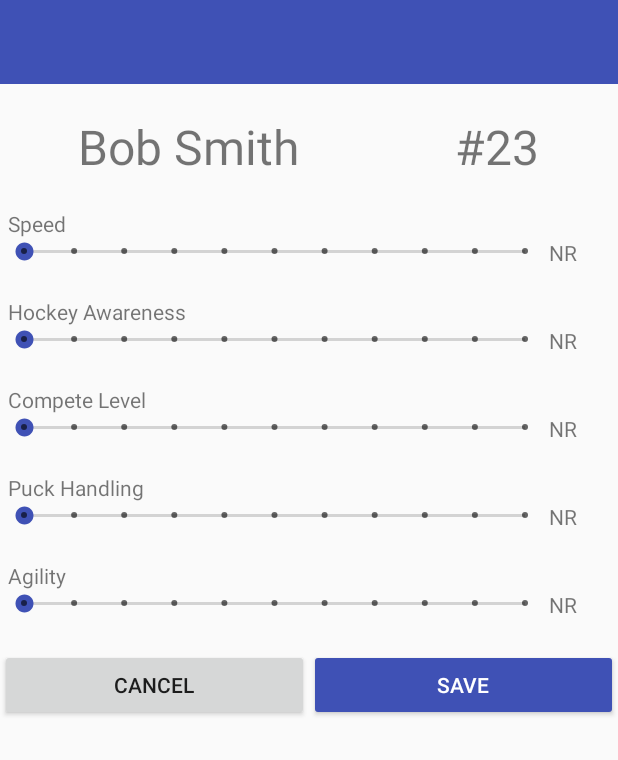
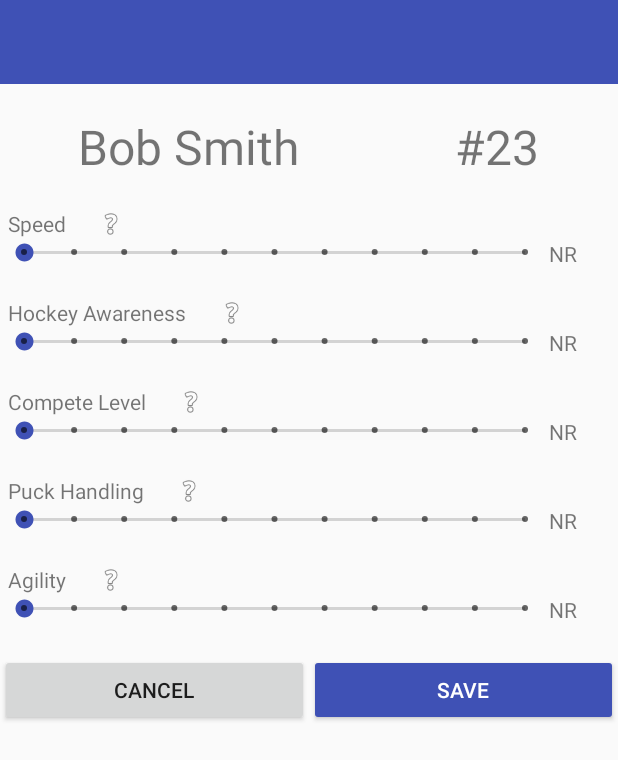
Before and after one commit to fdrury/HockeyConnect, an Android app: the screen it shows after launch (PlayerEvaluationActivity), on a phone screen of 412 x 824 dp. Shown: the top 760 px of the screen. Run offline under Robolectric (Android 15) with nearby library versions, the light colour scheme and no system bars.

Commit message:
added help buttons

```diff
--- a/code/HockeyConnect/app/src/main/res/layout/activity_player_evaluation.xml
+++ b/code/HockeyConnect/app/src/main/res/layout/activity_player_evaluation.xml
@@ -51,12 +51,30 @@
             android:layout_width="match_parent"
             android:layout_height="20dp" />
 
+        <LinearLayout
+            android:layout_width="match_parent"
+            android:layout_height="match_parent"
+            android:orientation="horizontal">
+
             <TextView
                 android:id="@+id/textViewAttributeName0"
-            android:layout_width="match_parent"
+                android:layout_width="wrap_content"
                 android:layout_height="wrap_content"
                 android:layout_marginLeft="5dp"
                 android:text="Attribute 0" />
+
+            <Space
+                android:layout_width="20dp"
+                android:layout_height="wrap_content" />
+
+            <ImageButton
+                android:id="@+id/helpButton0"
+                android:layout_width="20dp"
+                android:layout_height="20dp"
+                android:scaleType="fitCenter"
+                android:background="@color/colorTransparent"
+                app:srcCompat="@android:drawable/ic_menu_help" />
+        </LinearLayout>
 
         <LinearLayout
             android:layout_width="match_parent"
@@ -87,12 +105,30 @@
             android:layout_width="match_parent"
             android:layout_height="20dp" />
 
+        <LinearLayout
+            android:layout_width="match_parent"
+            android:layout_height="match_parent"
+            android:orientation="horizontal">
+
             <TextView
                 android:id="@+id/textViewAttributeName1"
-            android:layout_width="match_parent"
+                android:layout_width="wrap_content"
                 android:layout_height="wrap_content"
                 android:layout_marginLeft="5dp"
-            android:text="Attribute 1" />
+                android:text="Attribute 0" />
+
+            <Space
+                android:layout_width="20dp"
+                android:layout_height="wrap_content" />
+
+            <ImageButton
+                android:id="@+id/helpButton1"
+                android:layout_width="20dp"
+                android:layout_height="20dp"
+                android:scaleType="fitCenter"
+                android:background="@color/colorTransparent"
+                app:srcCompat="@android:drawable/ic_menu_help" />
+        </LinearLayout>
 
         <LinearLayout
             android:layout_width="match_parent"
@@ -123,12 +159,30 @@
             android:layout_width="match_parent"
             android:layout_height="20dp" />
 
+        <LinearLayout
+            android:layout_width="match_parent"
+            android:layout_height="match_parent"
+            android:orientation="horizontal">
+
             <TextView
                 android:id="@+id/textViewAttributeName2"
-            android:layout_width="match_parent"
+                android:layout_width="wrap_content"
                 android:layout_height="wrap_content"
                 android:layout_marginLeft="5dp"
-            android:text="Attribute 2" />
+                android:text="Attribute 0" />
+
+            <Space
+                android:layout_width="20dp"
+                android:layout_height="wrap_content" />
+
+            <ImageButton
+                android:id="@+id/helpButton2"
+                android:layout_width="20dp"
+                android:layout_height="20dp"
+                android:scaleType="fitCenter"
+                android:background="@color/colorTransparent"
+                app:srcCompat="@android:drawable/ic_menu_help" />
+        </LinearLayout>
 
         <LinearLayout
             android:layout_width="match_parent"
@@ -159,12 +213,30 @@
             android:layout_width="match_parent"
             android:layout_height="20dp" />
 
+        <LinearLayout
+            android:layout_width="match_parent"
+            android:layout_height="match_parent"
+            android:orientation="horizontal">
+
             <TextView
                 android:id="@+id/textViewAttributeName3"
-            android:layout_width="match_parent"
+                android:layout_width="wrap_content"
                 android:layout_height="wrap_content"
                 android:layout_marginLeft="5dp"
-            android:text="Attribute 3" />
+                android:text="Attribute 0" />
+
+            <Space
+                android:layout_width="20dp"
+                android:layout_height="wrap_content" />
+
+            <ImageButton
+                android:id="@+id/helpButton3"
+                android:layout_width="20dp"
+                android:layout_height="20dp"
+                android:scaleType="fitCenter"
+                android:background="@color/colorTransparent"
+                app:srcCompat="@android:drawable/ic_menu_help" />
+        </LinearLayout>
 
         <LinearLayout
             android:layout_width="match_parent"
@@ -195,12 +267,30 @@
             android:layout_width="match_parent"
             android:layout_height="20dp" />
 
+        <LinearLayout
+            android:layout_width="match_parent"
+            android:layout_height="match_parent"
+            android:orientation="horizontal">
+
             <TextView
                 android:id="@+id/textViewAttributeName4"
-            android:layout_width="match_parent"
+                android:layout_width="wrap_content"
                 android:layout_height="wrap_content"
                 android:layout_marginLeft="5dp"
-            android:text="Attribute 4" />
+                android:text="Attribute 0" />
+
+            <Space
+                android:layout_width="20dp"
+                android:layout_height="wrap_content" />
+
+            <ImageButton
+                android:id="@+id/helpButton4"
+                android:layout_width="20dp"
+                android:layout_height="20dp"
+                android:scaleType="fitCenter"
+                android:background="@color/colorTransparent"
+                app:srcCompat="@android:drawable/ic_menu_help" />
+        </LinearLayout>
 
         <LinearLayout
             android:layout_width="match_parent"
--- a/code/HockeyConnect/app/src/main/res/values/colors.xml
+++ b/code/HockeyConnect/app/src/main/res/values/colors.xml
@@ -4,4 +4,5 @@
     <color name="colorPrimaryDark">#303F9F</color>
     <color name="colorAccent">#FF4081</color>
     <color name="colorWhite">#FFFFFF</color>
+    <color name="colorTransparent">#00000000</color>
 </resources>
```
Lines whose indentation alone changed are shown as unchanged.
